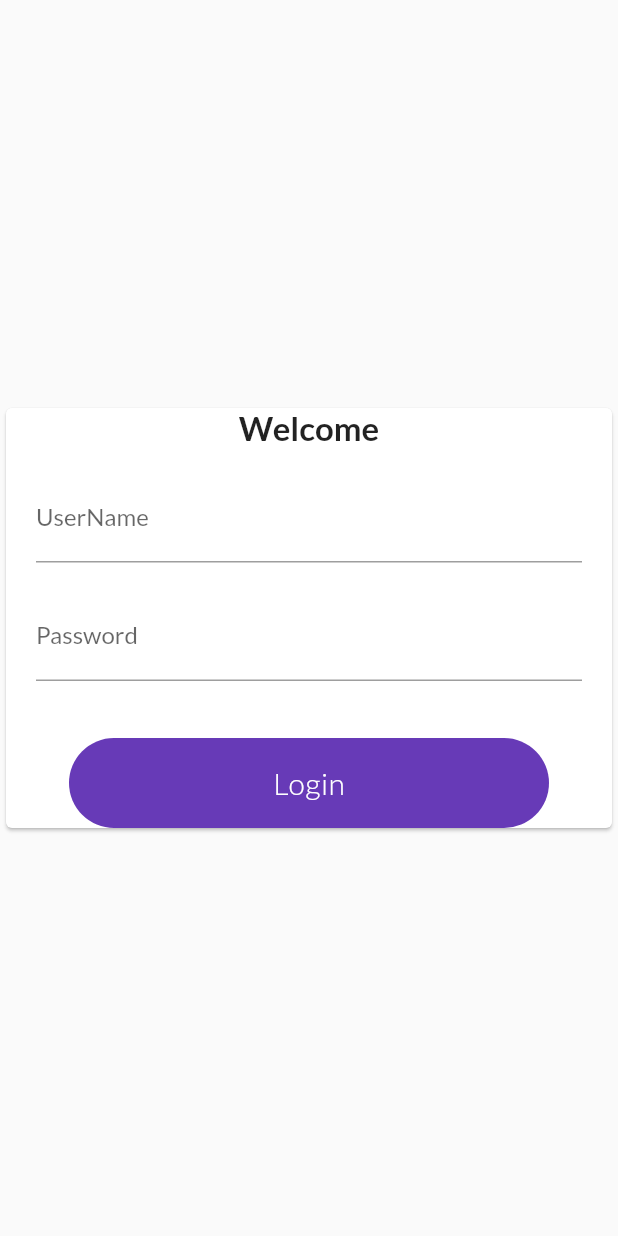
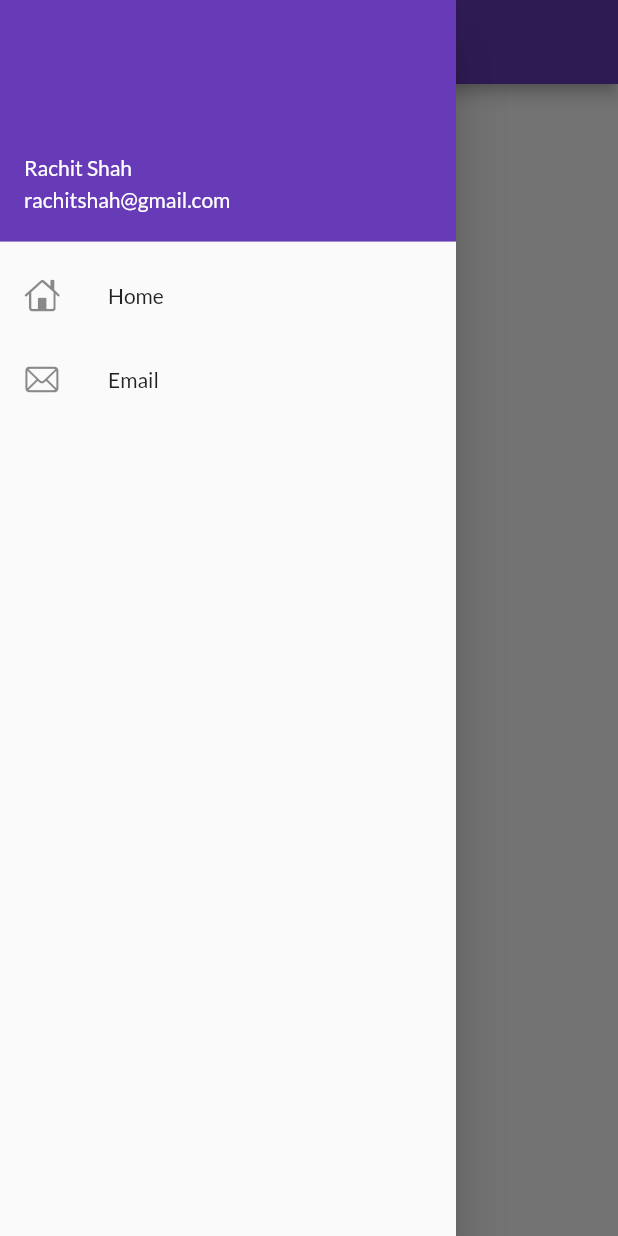
Before and after one commit to rachit106/ecommerceapp, a Flutter app: the screen it shows after launch, with the side drawer open (before the commit the screen has no drawer), on a phone screen of 412 x 824 dp. Run offline on Flutter 3.47's test engine with Material 2 defaults, Android fonts, the phone set to English and light mode, and no system bars; our stand-ins replace google_fonts.

Commit message:
themes extracted

```diff
--- a/lib/Pages/home_page.dart
+++ b/lib/Pages/home_page.dart
@@ -1,3 +1,4 @@
+import 'package:ecommerceapp/widgets/drawer.dart';
 import 'package:flutter/material.dart';
 
 class HomePage extends StatelessWidget {
@@ -9,7 +10,7 @@ class HomePage extends StatelessWidget {
         appBar: AppBar(
           title: Text("ecommerce app"),
         ),
-        drawer: Drawer(),
+        drawer: MyDrawer(),
       );
 
   }
--- a/lib/main.dart
+++ b/lib/main.dart
@@ -1,6 +1,7 @@
 import 'package:ecommerceapp/Pages/home_page.dart';
 import 'package:ecommerceapp/Pages/login_page.dart';
 import 'package:ecommerceapp/utils/routes.dart';
+import 'package:ecommerceapp/utils/themes.dart';
 import 'package:flutter/material.dart';
 import 'package:google_fonts/google_fonts.dart';
 
@@ -16,15 +17,15 @@ class MyApp extends StatelessWidget {
   Widget build(BuildContext context) {
     return MaterialApp(
       title: 'Flutter Demo',
-      theme: ThemeData(
-        primarySwatch: Colors.deepPurple,
-        fontFamily: GoogleFonts.lato().fontFamily
-      ),
+      theme: MyThemes.defaultTheme(context),
       routes: {
-        "/":(context)=>LoginPage(),
+        "/":(context)=>HomePage(),
         MyRoute.homeRoute:(context)=>HomePage(),
         MyRoute.loginRoute:(context)=>LoginPage()
       },
     );
   }
+
+
+
 }
--- /dev/null
+++ b/lib/utils/themes.dart
@@ -0,0 +1,12 @@
+import 'package:flutter/material.dart';
+import 'package:google_fonts/google_fonts.dart';
+
+class MyThemes{
+  static ThemeData defaultTheme(BuildContext context) =>ThemeData(
+      primarySwatch: Colors.deepPurple,
+      fontFamily: GoogleFonts.lato().fontFamily
+    );
+    static ThemeData darkTheme(BuildContext context) =>ThemeData(
+      brightness: Brightness.dark
+    );
+}
--- /dev/null
+++ b/lib/widgets/drawer.dart
@@ -0,0 +1,25 @@
+import 'package:flutter/cupertino.dart';
+import 'package:flutter/material.dart';
+
+class MyDrawer extends StatelessWidget {
+  @override
+  Widget build(BuildContext context) {
+    return Drawer(
+      child: ListView(
+        children: const [
+          UserAccountsDrawerHeader(
+              accountName: Text("Rachit Shah"),
+              accountEmail: Text("rachitshah@gmail.com")),
+          ListTile(
+            leading: Icon(CupertinoIcons.home),
+            title: Text("Home"),
+          ),
+          ListTile(
+            leading: Icon(CupertinoIcons.mail),
+            title: Text("Email"),
+          ),
+        ],
+      ),
+    );
+  }
+}
```
